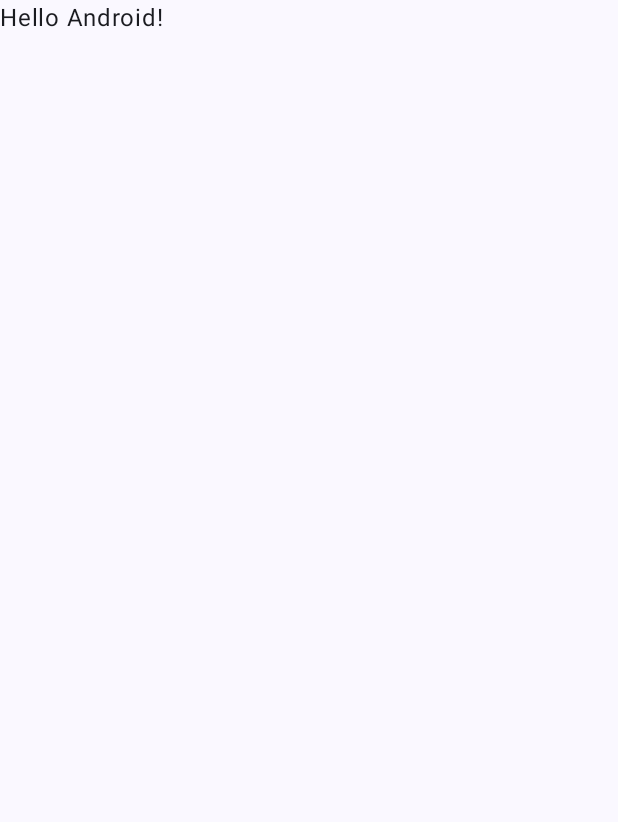
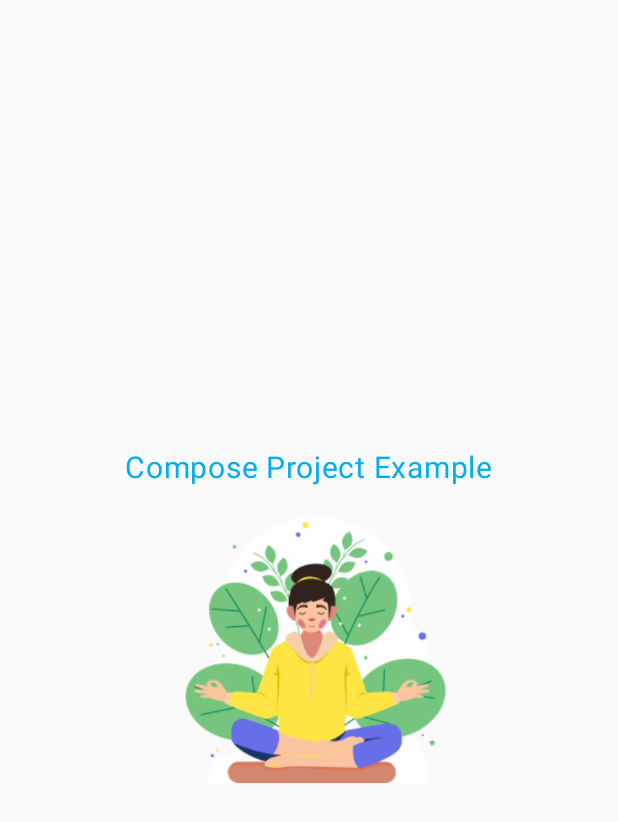
Before and after one commit to hossain72/ComposeExample, an Android app built with Jetpack Compose: the screen it shows after launch (MainActivity), on a phone screen of 412 x 824 dp. Before the commit the part shown is almost empty. Shown: the top 822 px of the screen. Run offline under Robolectric (Android 15) with nearby library versions, the phone set to English and light mode, and no system bars.

Commit message:
basic compose add

```diff
--- a/app/src/main/java/com/rul/compose_example/MainActivity.kt
+++ b/app/src/main/java/com/rul/compose_example/MainActivity.kt
@@ -11,6 +11,7 @@ import androidx.compose.material3.Text
 import androidx.compose.runtime.Composable
 import androidx.compose.ui.Modifier
 import androidx.compose.ui.tooling.preview.Preview
+import com.rul.compose_example.new_jetpack_compose.fundamantal_concept_2.Greeting
 import com.rul.compose_example.ui.theme.Compose_exampleTheme
 
 class MainActivity : ComponentActivity() {
@@ -19,29 +20,8 @@ class MainActivity : ComponentActivity() {
         enableEdgeToEdge()
         setContent {
             Compose_exampleTheme {
-                Scaffold(modifier = Modifier.fillMaxSize()) { innerPadding ->
-                    Greeting(
-                        name = "Android",
-                        modifier = Modifier.padding(innerPadding)
-                    )
-                }
+                Greeting()
             }
         }
     }
 }
-
-@Composable
-fun Greeting(name: String, modifier: Modifier = Modifier) {
-    Text(
-        text = "Hello $name!",
-        modifier = modifier
-    )
-}
-
-@Preview(showBackground = true)
-@Composable
-fun GreetingPreview() {
-    Compose_exampleTheme {
-        Greeting("Android")
-    }
-}
--- /dev/null
+++ b/app/src/main/java/com/rul/compose_example/new_jetpack_compose/fundamantal_concept_2/Basic.kt
@@ -0,0 +1,47 @@
+package com.rul.compose_example.new_jetpack_compose.fundamantal_concept_2
+
+import androidx.compose.foundation.Image
+import androidx.compose.foundation.layout.Arrangement
+import androidx.compose.foundation.layout.Box
+import androidx.compose.foundation.layout.Column
+import androidx.compose.foundation.layout.fillMaxSize
+import androidx.compose.foundation.layout.size
+import androidx.compose.material3.Text
+import androidx.compose.runtime.Composable
+import androidx.compose.ui.Alignment
+import androidx.compose.ui.Modifier
+import androidx.compose.ui.res.colorResource
+import androidx.compose.ui.res.painterResource
+import androidx.compose.ui.res.stringResource
+import androidx.compose.ui.tooling.preview.Preview
+import androidx.compose.ui.unit.dp
+import androidx.compose.ui.unit.sp
+import com.rul.compose_example.R
+
+
+@Composable
+fun Greeting() {
+    Column(
+        modifier = Modifier.fillMaxSize(),
+        verticalArrangement = Arrangement.Center,
+        horizontalAlignment = Alignment.CenterHorizontally
+    ) {
+        Text(
+            text = stringResource(R.string.app_name),
+            color = colorResource(R.color.primary),
+            fontSize = 20.sp
+        )
+        Image(
+            painter = painterResource(R.drawable.bmi_normal),
+            modifier = Modifier.size(width = 200.dp, height = 200.dp),
+            contentDescription = "image"
+        )
+    }
+}
+
+
+@Preview(showSystemUi = true)
+@Composable
+fun GreetingPreview() {
+    Greeting()
+}
--- /dev/null
+++ b/app/src/main/java/com/rul/compose_example/new_jetpack_compose/fundamantal_concept_2/TextAndTypography.kt
@@ -0,0 +1,4 @@
+package com.rul.compose_example.new_jetpack_compose.fundamantal_concept_2
+
+class TextAndTypography {
+}
--- a/app/src/main/res/values/colors.xml
+++ b/app/src/main/res/values/colors.xml
@@ -7,4 +7,5 @@
     <color name="teal_700">#FF018786</color>
     <color name="black">#FF000000</color>
     <color name="white">#FFFFFFFF</color>
+    <color name="primary">#FF00AEEF</color>
 </resources>
--- a/app/src/main/res/values/strings.xml
+++ b/app/src/main/res/values/strings.xml
@@ -1,3 +1,3 @@
 <resources>
-    <string name="app_name">compose_example</string>
+    <string name="app_name">Compose Project Example</string>
 </resources>
```
Also changed, not shown: app/src/main/res/drawable/bmi_normal.png (added).
